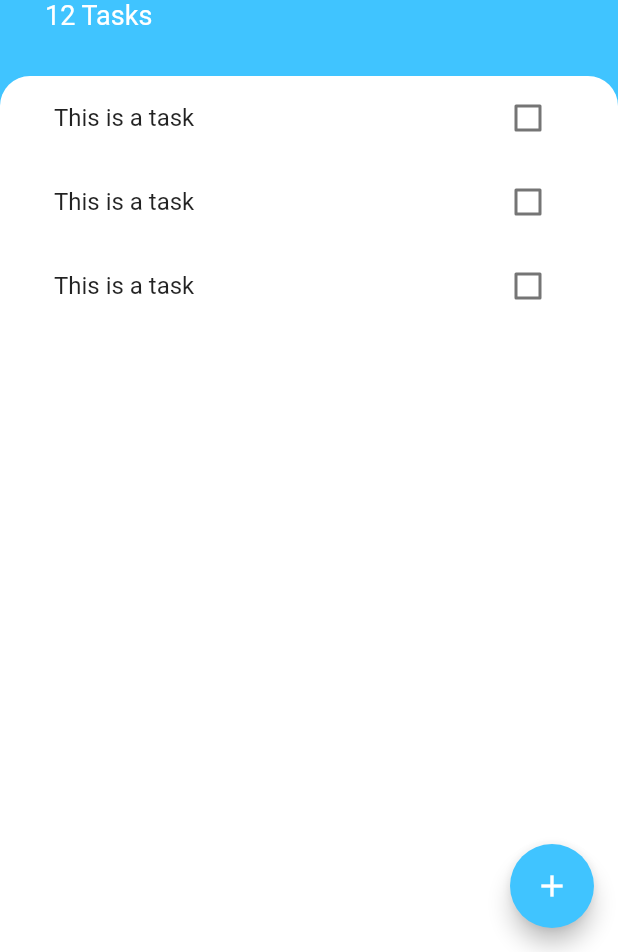
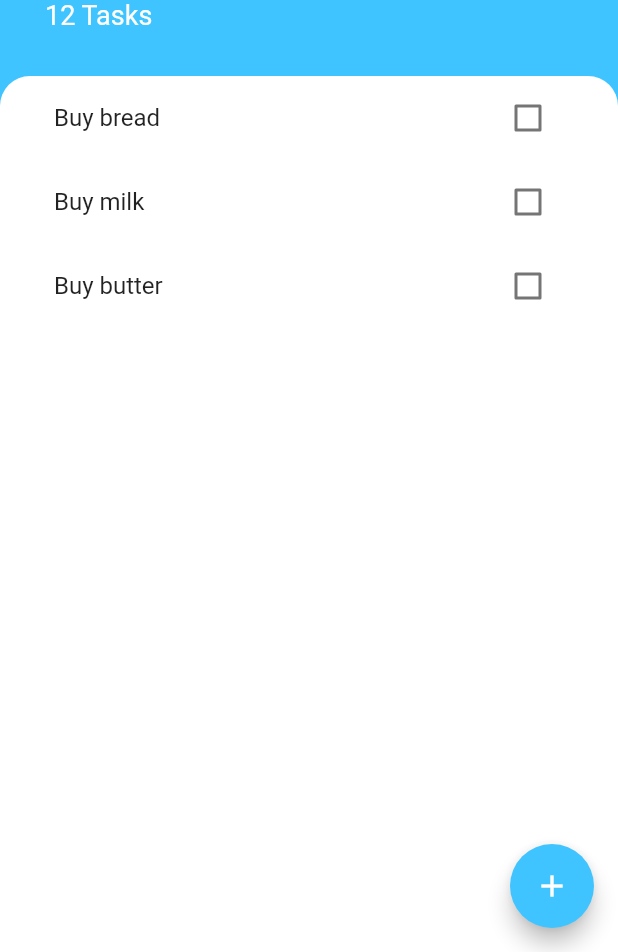
Before and after one commit to man-of-mind/Todo-app, a Flutter app: the screen it shows after launch, on a phone screen of 412 x 824 dp, the part 284-1236 px from its top. Run offline on Flutter 3.47's test engine with Material 2 defaults, Android fonts, the phone set to English and light mode, and no system bars.

Commit message:
global state

```diff
--- /dev/null
+++ b/lib/models/tasks.dart
@@ -0,0 +1,8 @@
+class Tasks {
+  bool isDone;
+  final String name;
+  Tasks({this.name, this.isDone = false});
+  void toggleDone() {
+    isDone = !isDone;
+  }
+}
--- a/lib/widgets/task_tile.dart
+++ b/lib/widgets/task_tile.dart
@@ -1,44 +1,23 @@
 import 'package:flutter/material.dart';
 
-class TaskTile extends StatefulWidget {
-  @override
-  _TaskTileState createState() => _TaskTileState();
-}
-
-class _TaskTileState extends State<TaskTile> {
-  bool isChecked = false;
-  void checkBoxCallBack(bool newValue) {
-    setState(() {
-      isChecked = newValue;
-    });
-  }
+class TaskTile extends StatelessWidget {
+  final bool isChecked;
+  final String title;
+  TaskTile({this.title, this.isChecked});
 
   @override
   Widget build(BuildContext context) {
     return ListTile(
       title: Text(
-        'This is a task',
+        title,
         style: TextStyle(
             decoration: isChecked ? TextDecoration.lineThrough : null),
       ),
-      trailing: TaskCheckBox(
-        isChecked,
-        checkBoxCallBack,
+      trailing: Checkbox(
+        value: isChecked,
+        activeColor: Colors.lightBlueAccent,
+        onChanged: (bool value) {},
       ),
     );
   }
 }
-
-class TaskCheckBox extends StatelessWidget {
-  final bool checkBoxState;
-  final Function toggleCheckState;
-  TaskCheckBox(this.checkBoxState, this.toggleCheckState);
-  @override
-  Widget build(BuildContext context) {
-    return Checkbox(
-      value: checkBoxState,
-      activeColor: Colors.lightBlueAccent,
-      onChanged: toggleCheckState,
-    );
-  }
-}
--- a/lib/widgets/tasks_list.dart
+++ b/lib/widgets/tasks_list.dart
@@ -1,14 +1,35 @@
 import 'package:flutter/material.dart';
+import 'package:todo_app/models/tasks.dart';
 import 'package:todo_app/widgets/task_tile.dart';
 
-class TasksList extends StatelessWidget {
+class TasksList extends StatefulWidget {
+  @override
+  _TasksListState createState() => _TasksListState();
+}
+
+class _TasksListState extends State<TasksList> {
+  List<Tasks> tasks = [
+    Tasks(name: 'Buy bread'),
+    Tasks(name: 'Buy milk'),
+    Tasks(name: 'Buy butter')
+  ];
+
   @override
   Widget build(BuildContext context) {
     return ListView(
       children: [
-        TaskTile(),
-        TaskTile(),
-        TaskTile(),
+        TaskTile(
+          title: tasks[0].name,
+          isChecked: tasks[0].isDone,
+        ),
+        TaskTile(
+          title: tasks[1].name,
+          isChecked: tasks[1].isDone,
+        ),
+        TaskTile(
+          title: tasks[2].name,
+          isChecked: tasks[2].isDone,
+        ),
       ],
     );
   }
```
